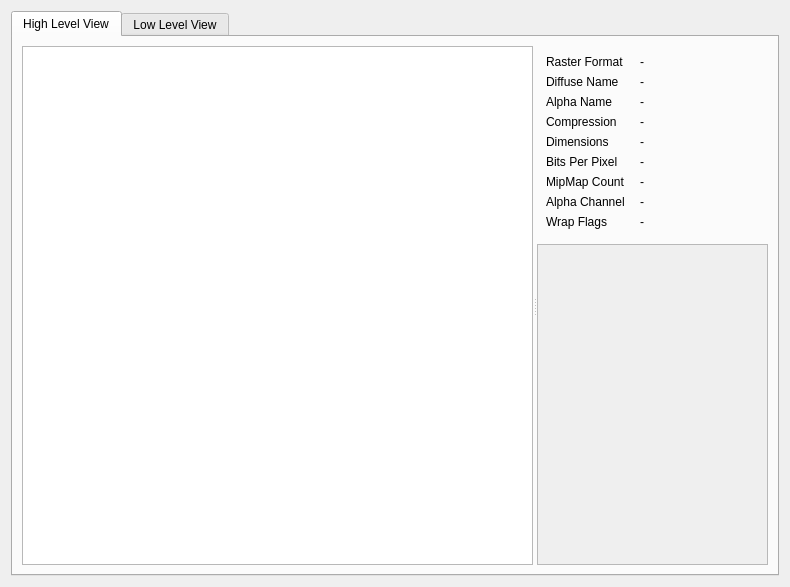
This is src/gtatools-gui/src/src/formats/txd/TXDWidget.ui in alemariusnexus/gtatools as Qt 5 draws it before an edit. The edited form follows.
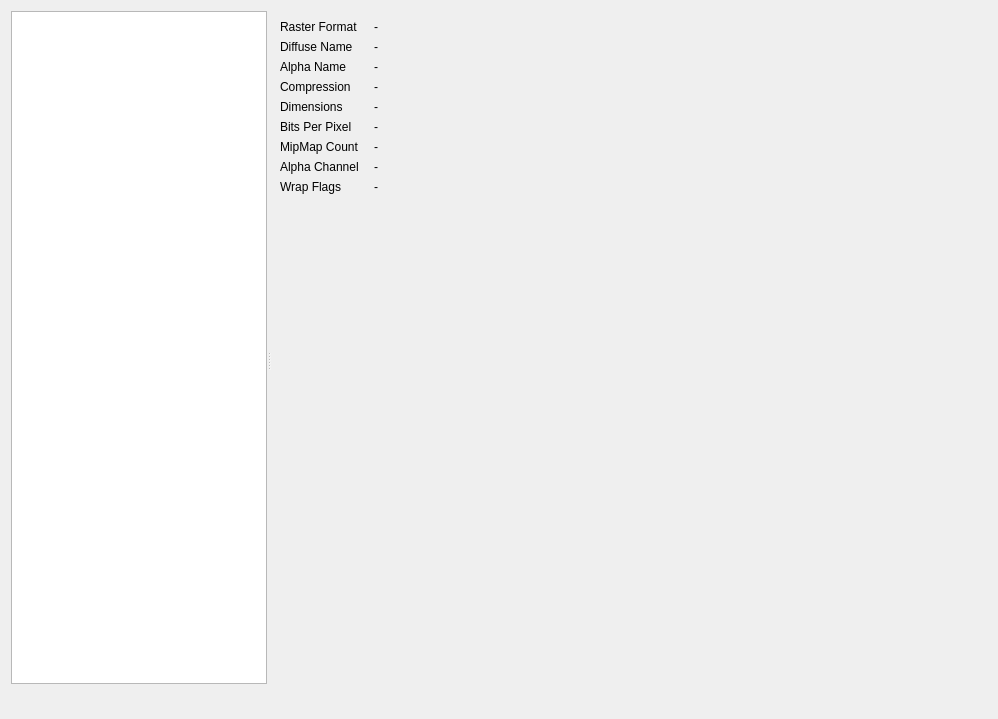
This is the edited form. Custom widgets are drawn as their Qt base class.

The edit to the form file:
```diff
--- a/src/gtatools-gui/src/src/formats/txd/TXDWidget.ui
+++ b/src/gtatools-gui/src/src/formats/txd/TXDWidget.ui
@@ -6,8 +6,8 @@
    <rect>
     <x>0</x>
     <y>0</y>
-    <width>790</width>
-    <height>587</height>
+    <width>998</width>
+    <height>719</height>
    </rect>
   </property>
   <property name="windowTitle">
@@ -15,35 +15,77 @@
   </property>
   <layout class="QVBoxLayout" name="verticalLayout">
    <item>
-    <widget class="QTabWidget" name="tabWidget">
+    <widget class="QWidget" name="hlWidget" native="true">
      <property name="sizePolicy">
       <sizepolicy hsizetype="Expanding" vsizetype="Expanding">
        <horstretch>0</horstretch>
        <verstretch>1</verstretch>
       </sizepolicy>
      </property>
-     <property name="currentIndex">
+     <layout class="QVBoxLayout" name="verticalLayout_6">
+      <property name="margin">
       <number>0</number>
      </property>
-     <widget class="QWidget" name="hlWidget">
-      <attribute name="title">
-       <string>High Level View</string>
-      </attribute>
-      <layout class="QVBoxLayout" name="verticalLayout_2">
        <item>
         <widget class="QSplitter" name="mainSplitter">
          <property name="orientation">
           <enum>Qt::Horizontal</enum>
          </property>
-         <widget class="QListWidget" name="textureList">
+        <widget class="QWidget" name="textureTableContainerWidget" native="true">
+         <layout class="QVBoxLayout" name="verticalLayout_2">
+          <item>
+           <widget class="QTableWidget" name="textureTable">
+            <property name="sizePolicy">
+             <sizepolicy hsizetype="Expanding" vsizetype="Expanding">
+              <horstretch>0</horstretch>
+              <verstretch>0</verstretch>
+             </sizepolicy>
+            </property>
           <property name="contextMenuPolicy">
            <enum>Qt::CustomContextMenu</enum>
           </property>
           <property name="selectionMode">
            <enum>QAbstractItemView::ExtendedSelection</enum>
           </property>
+            <property name="selectionBehavior">
+             <enum>QAbstractItemView::SelectRows</enum>
+            </property>
+            <property name="iconSize">
+             <size>
+              <width>100</width>
+              <height>100</height>
+             </size>
+            </property>
+            <property name="columnCount">
+             <number>2</number>
+            </property>
+            <attribute name="horizontalHeaderVisible">
+             <bool>false</bool>
+            </attribute>
+            <attribute name="horizontalHeaderStretchLastSection">
+             <bool>true</bool>
+            </attribute>
+            <attribute name="verticalHeaderVisible">
+             <bool>false</bool>
+            </attribute>
+            <column/>
+            <column/>
+           </widget>
+          </item>
+          <item>
+           <widget class="QWidget" name="textureTableToolBarWidget" native="true">
+            <layout class="QVBoxLayout" name="verticalLayout_7"/>
+           </widget>
+          </item>
+         </layout>
          </widget>
          <widget class="QWidget" name="displayWidget" native="true">
+         <property name="sizePolicy">
+          <sizepolicy hsizetype="Expanding" vsizetype="Preferred">
+           <horstretch>1</horstretch>
+           <verstretch>0</verstretch>
+          </sizepolicy>
+         </property>
           <layout class="QVBoxLayout" name="verticalLayout_3">
            <item>
             <widget class="QWidget" name="infoWidget" native="true">
@@ -184,43 +226,8 @@
             </widget>
            </item>
            <item>
-            <widget class="QScrollArea" name="renderArea">
-             <property name="sizePolicy">
-              <sizepolicy hsizetype="Expanding" vsizetype="Expanding">
-               <horstretch>0</horstretch>
-               <verstretch>1</verstretch>
-              </sizepolicy>
-             </property>
-             <property name="mouseTracking">
-              <bool>false</bool>
-             </property>
-             <property name="frameShadow">
-              <enum>QFrame::Sunken</enum>
-             </property>
-             <property name="widgetResizable">
-              <bool>true</bool>
-             </property>
-             <widget class="QWidget" name="scrollAreaWidgetContents_2">
-              <property name="geometry">
-               <rect>
-                <x>0</x>
-                <y>0</y>
-                <width>240</width>
-                <height>328</height>
-               </rect>
-              </property>
-              <property name="mouseTracking">
-               <bool>true</bool>
-              </property>
-              <layout class="QHBoxLayout" name="horizontalLayout_2">
-               <item>
-                <widget class="TextureDisplayer" name="displayLabel">
-                 <property name="text">
-                  <string notr="true"/>
-                 </property>
-                 <property name="alignment">
-                  <set>Qt::AlignLeading|Qt::AlignLeft|Qt::AlignTop</set>
-                 </property>
+           <widget class="QWidget" name="imageDisplayContainerWidget" native="true">
+            <layout class="QVBoxLayout" name="verticalLayout_5"/>
                 </widget>
                </item>
               </layout>
@@ -229,37 +236,9 @@
            </item>
           </layout>
          </widget>
-        </widget>
        </item>
       </layout>
      </widget>
-     <widget class="QWidget" name="llWidget">
-      <attribute name="title">
-       <string>Low Level View</string>
-      </attribute>
-      <layout class="QVBoxLayout" name="verticalLayout_4">
-       <item>
-        <widget class="RWBSWidget" name="rwbsWidget" native="true"/>
-       </item>
-      </layout>
-     </widget>
-    </widget>
-   </item>
-  </layout>
- </widget>
- <customwidgets>
-  <customwidget>
-   <class>RWBSWidget</class>
-   <extends>QWidget</extends>
-   <header location="global">RWBSWidget.h</header>
-   <container>1</container>
-  </customwidget>
-  <customwidget>
-   <class>TextureDisplayer</class>
-   <extends>QLabel</extends>
-   <header location="global">TextureDisplayer.h</header>
-  </customwidget>
- </customwidgets>
  <resources/>
  <connections/>
 </ui>
```
Lines whose indentation alone changed are shown as unchanged.
